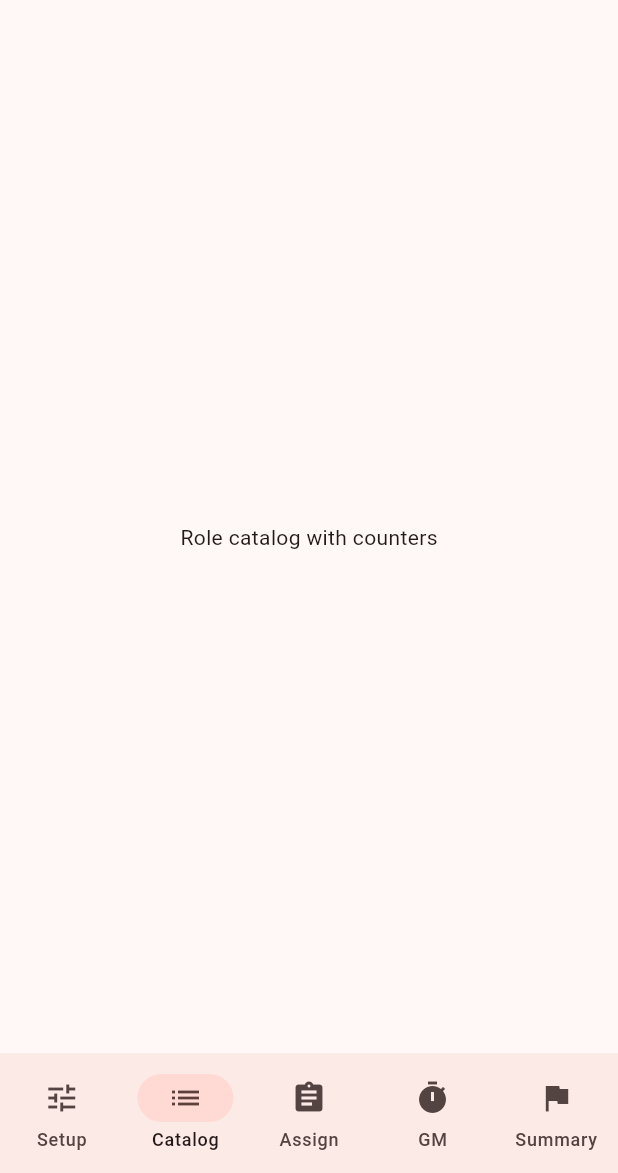
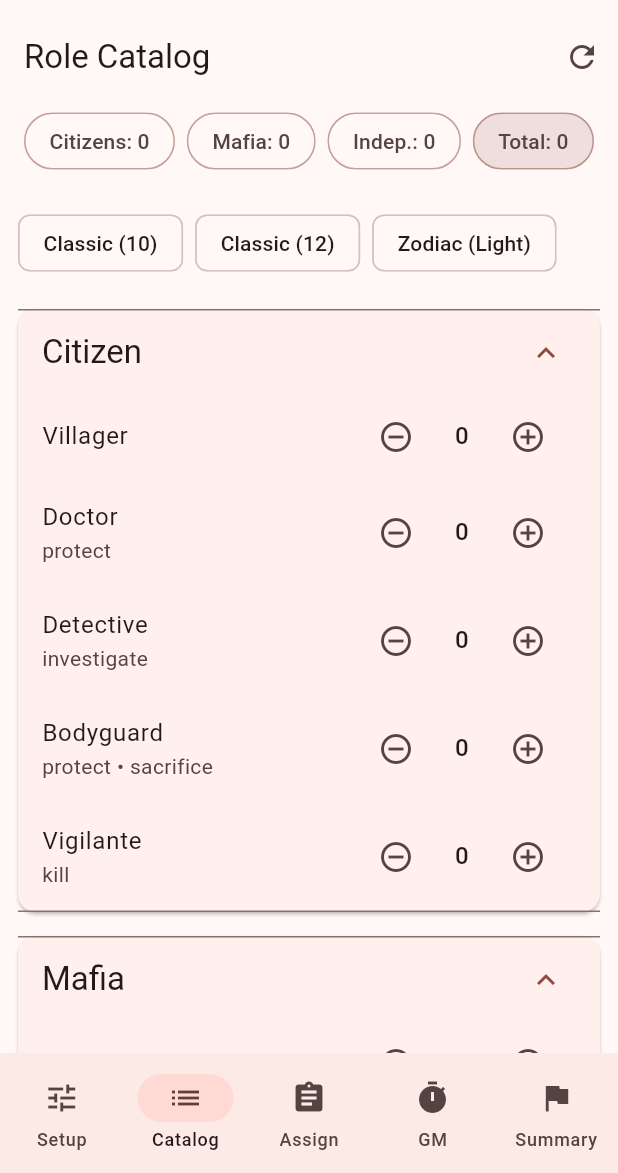
Before and after one commit to Soli1065/mafia-godmode, a Flutter app: the screen it shows after launch, item 2 of the bottom bar chosen, on a phone screen of 412 x 824 dp, the part 63-1236 px from its top. Run offline on Flutter 3.47's test engine with Material 3 defaults, Android fonts, the phone set to English and light mode, and no system bars; our stand-ins replace flutter_riverpod, freezed_annotation, go_router; generated files the repository leaves out were written again.

Commit message:
domain and catalog / models

```diff
--- /dev/null
+++ b/lib/core/application/catalog_providers.dart
@@ -0,0 +1,76 @@
+import 'package:flutter_riverpod/flutter_riverpod.dart';
+import '../domain/role.dart';
+import '../domain/roles_catalog.dart';
+import '../domain/alignment.dart';
+import '../domain/scenario.dart';
+
+/// Static catalog provider
+final roleCatalogProvider = Provider<List<Role>>((ref) => classicRoles);
+
+/// Composition state: roleId -> count
+class CompositionNotifier extends StateNotifier<Composition> {
+  CompositionNotifier(this._roles) : super({}) {
+    // init with zeros for all roles for consistency
+    for (final r in _roles) {
+      state[r.id] = 0;
+    }
+  }
+  final List<Role> _roles;
+
+  void setCount(String roleId, int value) {
+    state = {...state, roleId: value.clamp(0, 99)};
+  }
+
+  void inc(String roleId) => setCount(roleId, (state[roleId] ?? 0) + 1);
+  void dec(String roleId) => setCount(roleId, (state[roleId] ?? 0) - 1);
+
+  void applyScenario(Composition c) {
+    final next = {...state};
+    for (final e in c.entries) {
+      next[e.key] = e.value;
+    }
+    state = next;
+  }
+
+  void clear() {
+    state = {for (final r in _roles) r.id: 0};
+  }
+}
+
+final compositionProvider =
+StateNotifierProvider<CompositionNotifier, Composition>((ref) {
+  final roles = ref.watch(roleCatalogProvider);
+  return CompositionNotifier(roles);
+});
+
+/// Live counters for UI badges
+class Totals {
+  const Totals(this.citizen, this.mafia, this.independent, this.total);
+  final int citizen;
+  final int mafia;
+  final int independent;
+  final int total;
+}
+
+final totalsProvider = Provider<Totals>((ref) {
+  final roles = ref.watch(roleCatalogProvider);
+  final comp = ref.watch(compositionProvider);
+  int c = 0, m = 0, i = 0;
+  for (final r in roles) {
+    final count = comp[r.id] ?? 0;
+    switch (r.align) {
+      case AlignmentType.citizen:
+        c += count;
+        break;
+      case AlignmentType.mafia:
+        m += count;
+        break;
+      case AlignmentType.independent:
+        i += count;
+        break;
+    }
+  }
+  return Totals(c, m, i, c + m + i);
+});
+
+final scenariosProvider = Provider<List<ScenarioDef>>((ref) => scenarios);
--- /dev/null
+++ b/lib/core/domain/alignment.dart
@@ -0,0 +1,9 @@
+enum AlignmentType { citizen, mafia, independent }
+
+extension AlignmentLabels on AlignmentType {
+  String get label => switch (this) {
+    AlignmentType.citizen => 'Citizen',
+    AlignmentType.mafia => 'Mafia',
+    AlignmentType.independent => 'Independent',
+  };
+}
--- /dev/null
+++ b/lib/core/domain/role.dart
@@ -0,0 +1,17 @@
+import 'package:freezed_annotation/freezed_annotation.dart';
+import 'alignment.dart';
+part 'role.freezed.dart';
+part 'role.g.dart';
+
+@freezed
+class Role with _$Role {
+  const factory Role({
+    required String id,            // unique key (e.g., 'citizen')
+    required String name,          // display name (EN for now)
+    required AlignmentType align,  // faction
+    String? description,           // short ability text (TBD)
+    @Default([]) List<String> tags,
+  }) = _Role;
+
+  factory Role.fromJson(Map<String, dynamic> json) => _$RoleFromJson(json);
+}
--- /dev/null
+++ b/lib/core/domain/roles_catalog.dart
@@ -0,0 +1,25 @@
+import 'role.dart';
+import 'alignment.dart';
+
+final List<Role> classicRoles = [
+  // Citizens
+  Role(id: 'villager', name: 'Villager', align: AlignmentType.citizen),
+  Role(id: 'doctor', name: 'Doctor', align: AlignmentType.citizen, tags: ['protect']),
+  Role(id: 'detective', name: 'Detective', align: AlignmentType.citizen, tags: ['investigate']),
+  Role(id: 'guard', name: 'Bodyguard', align: AlignmentType.citizen, tags: ['protect','sacrifice']),
+  Role(id: 'vigilante', name: 'Vigilante', align: AlignmentType.citizen, tags: ['kill']),
+  // Mafia
+  Role(id: 'mafia', name: 'Mafia', align: AlignmentType.mafia),
+  Role(id: 'godfather', name: 'Godfather', align: AlignmentType.mafia, tags: ['leader']),
+  Role(id: 'consigliere', name: 'Consigliere', align: AlignmentType.mafia, tags: ['investigate']),
+  Role(id: 'silencer', name: 'Silencer', align: AlignmentType.mafia, tags: ['mute']),
+  // Independent
+  Role(id: 'serial_killer', name: 'Serial Killer', align: AlignmentType.independent, tags: ['kill']),
+  Role(id: 'jester', name: 'Jester', align: AlignmentType.independent, tags: ['chaos']),
+];
+
+// Grouped for UI sections
+final Map<AlignmentType, List<Role>> rolesByAlignment = {
+  for (final a in AlignmentType.values)
+    a: classicRoles.where((r) => r.align == a).toList(),
+};
--- /dev/null
+++ b/lib/core/domain/scenario.dart
@@ -0,0 +1,40 @@
+import 'role.dart';
+
+/// Scenario = mapping roleId -> count
+typedef Composition = Map<String, int>;
+
+class ScenarioDef {
+  ScenarioDef(this.id, this.name, this.composition);
+  final String id;
+  final String name;
+  final Composition composition;
+}
+
+final List<ScenarioDef> scenarios = [
+  ScenarioDef('classic10', 'Classic (10)', {
+    'mafia': 2,
+    'godfather': 0,
+    'consigliere': 0,
+    'silencer': 0,
+    'detective': 1,
+    'doctor': 1,
+    'guard': 0,
+    'vigilante': 0,
+    'serial_killer': 0,
+    'jester': 0,
+    'villager': 6,
+  }),
+  ScenarioDef('classic12', 'Classic (12)', {
+    'mafia': 3,
+    'detective': 1,
+    'doctor': 1,
+    'villager': 7,
+  }),
+  ScenarioDef('zodiac_light', 'Zodiac (Light)', {
+    'mafia': 2,
+    'detective': 1,
+    'doctor': 1,
+    'serial_killer': 1,
+    'villager': 5,
+  }),
+];
--- a/lib/features/catalog/catalog_screen.dart
+++ b/lib/features/catalog/catalog_screen.dart
@@ -1,9 +1,138 @@
 import 'package:flutter/material.dart';
+import 'package:flutter_riverpod/flutter_riverpod.dart';
+import '../../core/application/catalog_providers.dart';
+import '../../core/domain/roles_catalog.dart';
+import '../../core/domain/alignment.dart';
 
-class CatalogScreen extends StatelessWidget {
+class CatalogScreen extends ConsumerWidget {
   const CatalogScreen({super.key});
 
   @override
-  Widget build(BuildContext context) =>
-      const Center(child: Text('Role catalog with counters'));
+  Widget build(BuildContext context, WidgetRef ref) {
+    final totals = ref.watch(totalsProvider);
+    final comp = ref.watch(compositionProvider);
+
+    return Scaffold(
+      body: CustomScrollView(
+        slivers: [
+          SliverAppBar(
+            floating: true,
+            title: const Text('Role Catalog'),
+            bottom: PreferredSize(
+              preferredSize: const Size.fromHeight(56),
+              child: Padding(
+                padding: const EdgeInsets.symmetric(horizontal: 16, vertical: 8),
+                child: Row(
+                  mainAxisAlignment: MainAxisAlignment.spaceBetween,
+                  children: [
+                    _chip(context, 'Citizens', totals.citizen),
+                    _chip(context, 'Mafia', totals.mafia),
+                    _chip(context, 'Indep.', totals.independent),
+                    _chip(context, 'Total', totals.total, filled: true),
+                  ],
+                ),
+              ),
+            ),
+            actions: [
+              IconButton(
+                tooltip: 'Clear',
+                onPressed: () => ref.read(compositionProvider.notifier).clear(),
+                icon: const Icon(Icons.refresh),
+              ),
+            ],
+          ),
+          SliverToBoxAdapter(
+            child: Padding(
+              padding: const EdgeInsets.all(12),
+              child: _ScenariosBar(),
+            ),
+          ),
+          ...AlignmentType.values.map((align) => SliverToBoxAdapter(
+            child: _RoleSection(align: align),
+          )),
+          const SliverToBoxAdapter(child: SizedBox(height: 24)),
+        ],
+      ),
+    );
+  }
+
+  Widget _chip(BuildContext context, String label, int value, {bool filled = false}) {
+    final color = Theme.of(context).colorScheme.primary;
+    return Chip(
+      label: Text('$label: $value'),
+      backgroundColor: filled ? color.withOpacity(0.15) : null,
+      shape: StadiumBorder(side: BorderSide(color: color.withOpacity(0.3))),
+    );
+  }
 }
+
+class _RoleSection extends ConsumerWidget {
+  const _RoleSection({required this.align});
+  final AlignmentType align;
+
+  @override
+  Widget build(BuildContext context, WidgetRef ref) {
+    final roles = rolesByAlignment[align] ?? const [];
+    final comp = ref.watch(compositionProvider);
+    final notifier = ref.read(compositionProvider.notifier);
+
+    return Card(
+      margin: const EdgeInsets.symmetric(horizontal: 12, vertical: 8),
+      child: ExpansionTile(
+        initiallyExpanded: true,
+        title: Text(align.label, style: Theme.of(context).textTheme.titleLarge),
+        children: [
+          for (final r in roles)
+            ListTile(
+              title: Text(r.name),
+              subtitle: r.tags.isEmpty ? null : Text(r.tags.join(' • ')),
+              trailing: Row(
+                mainAxisSize: MainAxisSize.min,
+                children: [
+                  IconButton(
+                    icon: const Icon(Icons.remove_circle_outline),
+                    onPressed: () => notifier.dec(r.id),
+                  ),
+                  SizedBox(
+                    width: 40,
+                    child: Text(
+                      '${comp[r.id] ?? 0}',
+                      textAlign: TextAlign.center,
+                      style: Theme.of(context).textTheme.titleMedium,
+                    ),
+                  ),
+                  IconButton(
+                    icon: const Icon(Icons.add_circle_outline),
+                    onPressed: () => notifier.inc(r.id),
+                  ),
+                ],
+              ),
+            ),
+        ],
+      ),
+    );
+  }
+}
+
+class _ScenariosBar extends ConsumerWidget {
+  @override
+  Widget build(BuildContext context, WidgetRef ref) {
+    final data = ref.watch(scenariosProvider);
+    final notifier = ref.read(compositionProvider.notifier);
+    return SingleChildScrollView(
+      scrollDirection: Axis.horizontal,
+      child: Row(
+        children: [
+          for (final s in data)
+            Padding(
+              padding: const EdgeInsets.only(right: 8),
+              child: ActionChip(
+                label: Text(s.name),
+                onPressed: () => notifier.applyScenario(s.composition),
+              ),
+            ),
+        ],
+      ),
+    );
+  }
+}
--- a/lib/features/setup/setup_screen.dart
+++ b/lib/features/setup/setup_screen.dart
@@ -1,9 +1,25 @@
 import 'package:flutter/material.dart';
+import 'package:go_router/go_router.dart';
 
 class SetupScreen extends StatelessWidget {
   const SetupScreen({super.key});
-
   @override
-  Widget build(BuildContext context) =>
-      const Center(child: Text('Setup: scenarios, player count, timers'));
+  Widget build(BuildContext context) {
+    return Center(
+      child: Padding(
+        padding: const EdgeInsets.all(24),
+        child: Column(
+          mainAxisSize: MainAxisSize.min,
+          children: [
+            const Text('Start by selecting a Scenario and Roles in Catalog.'),
+            const SizedBox(height: 16),
+            FilledButton(
+              onPressed: () => context.go('/catalog'),
+              child: const Text('Open Role Catalog'),
+            ),
+          ],
+        ),
+      ),
+    );
+  }
 }
```
Also changed, not shown: 1 other file.
